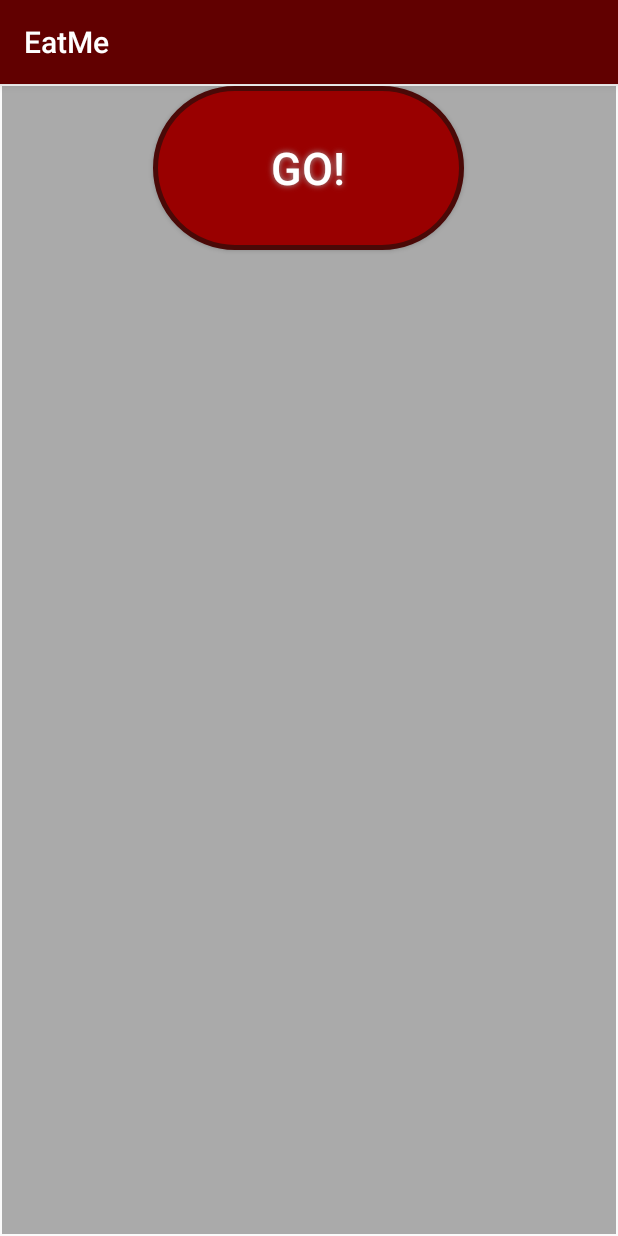
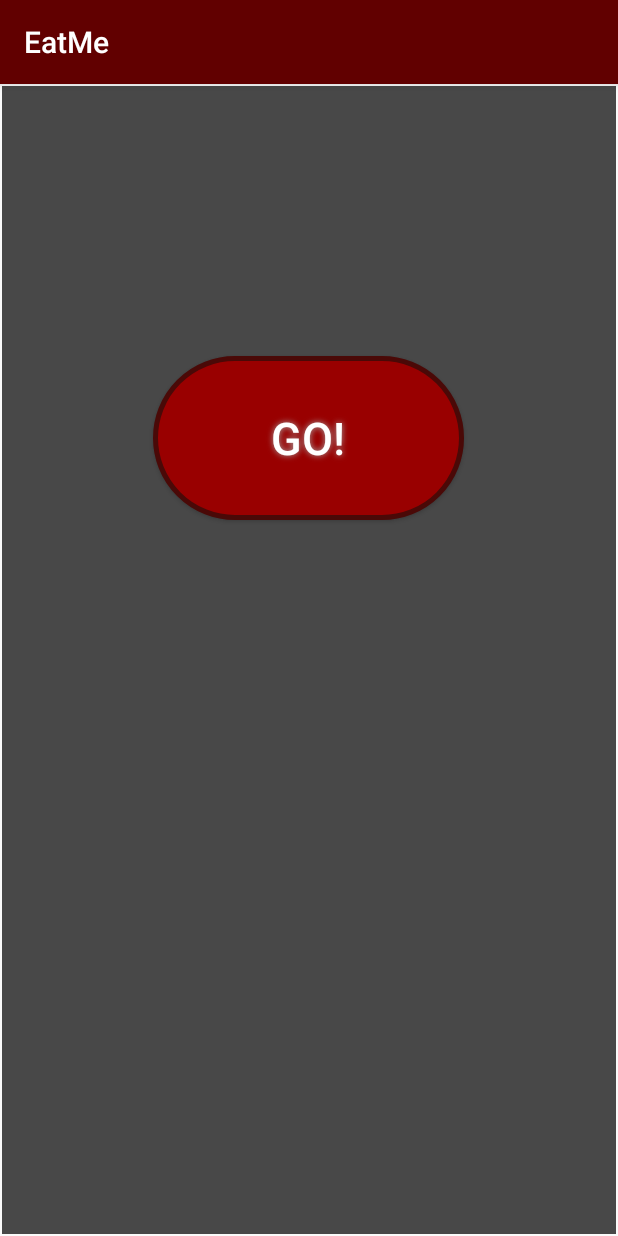
Before and after one commit to bravodavid56/eat-me, an Android app: the ActivityRandom screen opened directly, with no data from a screen before it, on a phone screen of 412 x 824 dp. Run offline under Robolectric (Android 15) with nearby library versions, the phone set to English and light mode, and no system bars; our stand-ins replace Picasso; pictures from the network do not load.

```diff
--- a/EatMe/app/src/main/res/layout/activity_random.xml
+++ b/EatMe/app/src/main/res/layout/activity_random.xml
@@ -20,9 +20,10 @@
         android:id="@+id/popup"
         android:layout_width="match_parent"
         android:layout_height="match_parent"
-            android:orientation="vertical"
         android:layout_margin="1dp"
-            android:background="@android:color/darker_gray">
+        android:background="@color/dark_gray"
+        android:orientation="vertical">
+
         <Button
             android:id="@+id/button_go"
             android:layout_width="207dp"
@@ -32,6 +33,7 @@
             android:shadowColor="#A8A8A8"
             android:shadowDx="0"
             android:shadowDy="0"
+            android:layout_marginTop="180dp"
 
             android:shadowRadius="5"
             android:text="@string/roulette_button"
--- a/EatMe/app/src/main/res/values/colors.xml
+++ b/EatMe/app/src/main/res/values/colors.xml
@@ -7,7 +7,7 @@
     <color name="button_pressed">#474747</color>
     <color name="button_focused">#474747</color>
     <color name="button_default">#990000</color>
-=======
+    <color name="dark_gray">#fd474747</color>
     <color name="colorRandomActivityHeader">#610000</color>
     <color name="colorRandomActivityHeaderDark">#4d0000</color>
     <color name="colorFilterActivityHeader">#00005c</color>
```
Also changed, not shown: EatMe/app/src/main/res/layout/business_list_item.xml (+34 -7 lines). Lines whose indentation alone changed are shown as unchanged.
